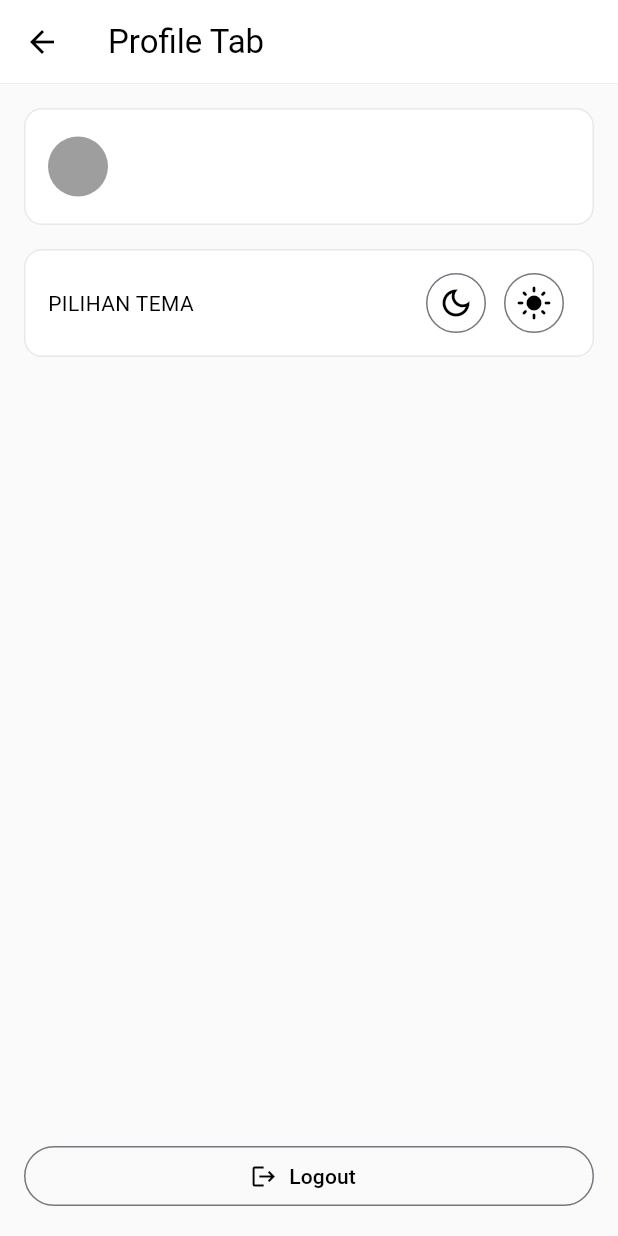
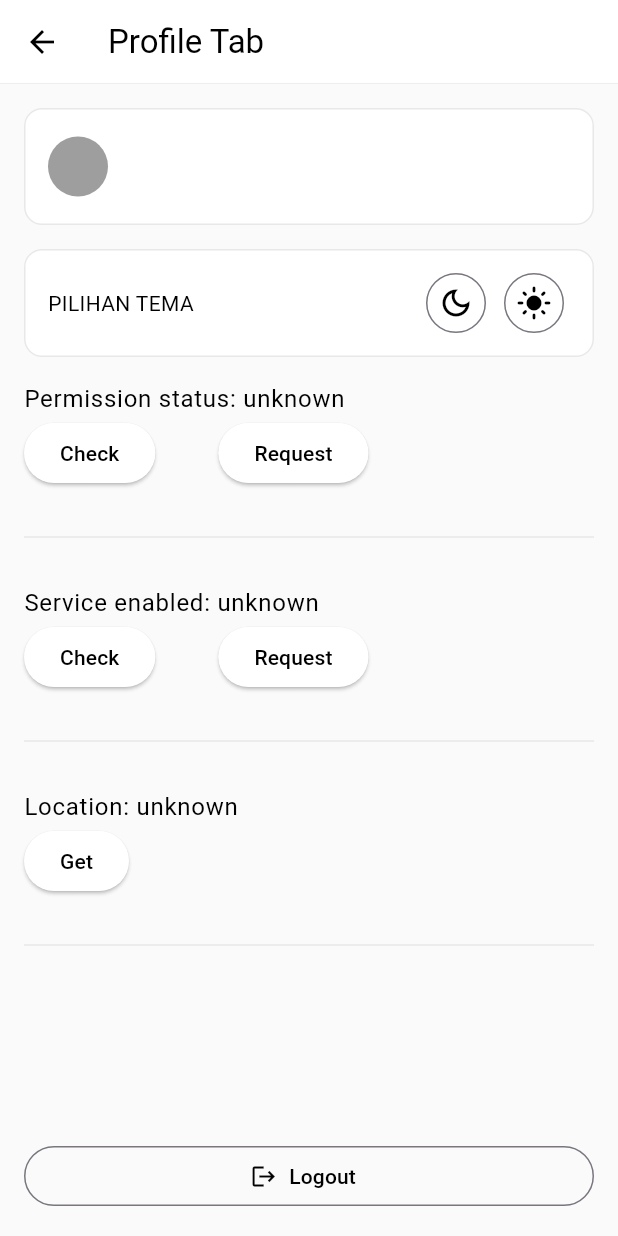
Before and after one commit to nurfirman/tugas_firman, a Flutter app: the ProfilePage screen opened directly, on a phone screen of 412 x 824 dp. Run offline on Flutter 3.47's test engine with Material 3 defaults, Android fonts, the light colour scheme and no system bars; our stand-ins replace dio, drift, equatable, flutter_bloc, get_it, hive and 2 more; accounts and stored records are empty; generated files the repository leaves out were written again.

Commit message:
tambah GPS

```diff
--- /dev/null
+++ b/lib/gps/get_location.dart
@@ -0,0 +1,63 @@
+import 'package:flutter/material.dart';
+import 'package:flutter/services.dart';
+import 'package:location/location.dart';
+
+class GetLocationWidget extends StatefulWidget {
+  const GetLocationWidget({super.key});
+
+  @override
+  _GetLocationState createState() => _GetLocationState();
+}
+
+class _GetLocationState extends State<GetLocationWidget> {
+  final Location location = Location();
+
+  bool _loading = false;
+
+  LocationData? _location;
+  String? _error;
+
+  Future<void> _getLocation() async {
+    setState(() {
+      _error = null;
+      _loading = true;
+    });
+    try {
+      final locationResult = await location.getLocation();
+      setState(() {
+        _location = locationResult;
+        _loading = false;
+      });
+    } on PlatformException catch (err) {
+      setState(() {
+        _error = err.code;
+        _loading = false;
+      });
+    }
+  }
+
+  @override
+  Widget build(BuildContext context) {
+    return Column(
+      crossAxisAlignment: CrossAxisAlignment.start,
+      children: <Widget>[
+        Text(
+          'Location: ${_error ?? '${_location ?? "unknown"}'}',
+          style: Theme.of(context).textTheme.bodyLarge,
+        ),
+        Row(
+          children: <Widget>[
+            ElevatedButton(
+              onPressed: _getLocation,
+              child: _loading
+                  ? const CircularProgressIndicator(
+                      color: Colors.white,
+                    )
+                  : const Text('Get'),
+            ),
+          ],
+        ),
+      ],
+    );
+  }
+}
--- /dev/null
+++ b/lib/gps/permission_status.dart
@@ -0,0 +1,61 @@
+import 'package:flutter/material.dart';
+import 'package:location/location.dart';
+
+class PermissionStatusWidget extends StatefulWidget {
+  const PermissionStatusWidget({super.key});
+
+  @override
+  _PermissionStatusState createState() => _PermissionStatusState();
+}
+
+class _PermissionStatusState extends State<PermissionStatusWidget> {
+  final Location location = Location();
+
+  PermissionStatus? _permissionGranted;
+
+  Future<void> _checkPermissions() async {
+    final permissionGrantedResult = await location.hasPermission();
+    setState(() {
+      _permissionGranted = permissionGrantedResult;
+    });
+  }
+
+  Future<void> _requestPermission() async {
+    if (_permissionGranted != PermissionStatus.granted) {
+      final permissionRequestedResult = await location.requestPermission();
+      setState(() {
+        _permissionGranted = permissionRequestedResult;
+      });
+    }
+  }
+
+  @override
+  Widget build(BuildContext context) {
+    return Column(
+      crossAxisAlignment: CrossAxisAlignment.start,
+      children: <Widget>[
+        Text(
+          'Permission status: ${_permissionGranted ?? "unknown"}',
+          style: Theme.of(context).textTheme.bodyLarge,
+        ),
+        Row(
+          children: <Widget>[
+            Container(
+              margin: const EdgeInsets.only(right: 42),
+              child: ElevatedButton(
+                onPressed: _checkPermissions,
+                child: const Text('Check'),
+              ),
+            ),
+            ElevatedButton(
+              onPressed: _permissionGranted == PermissionStatus.granted
+                  ? null
+                  : _requestPermission,
+              child: const Text('Request'),
+            ),
+          ],
+        ),
+      ],
+    );
+  }
+}
--- /dev/null
+++ b/lib/gps/service_enabled.dart
@@ -0,0 +1,61 @@
+import 'package:flutter/material.dart';
+import 'package:location/location.dart';
+
+class ServiceEnabledWidget extends StatefulWidget {
+  const ServiceEnabledWidget({super.key});
+
+  @override
+  _ServiceEnabledState createState() => _ServiceEnabledState();
+}
+
+class _ServiceEnabledState extends State<ServiceEnabledWidget> {
+  final Location location = Location();
+
+  bool? _serviceEnabled;
+
+  Future<void> _checkService() async {
+    final serviceEnabledResult = await location.serviceEnabled();
+    setState(() {
+      _serviceEnabled = serviceEnabledResult;
+    });
+  }
+
+  Future<void> _requestService() async {
+    if (_serviceEnabled ?? false) {
+      return;
+    }
+
+    final serviceRequestedResult = await location.requestService();
+    setState(() {
+      _serviceEnabled = serviceRequestedResult;
+    });
+  }
+
+  @override
+  Widget build(BuildContext context) {
+    return Column(
+      crossAxisAlignment: CrossAxisAlignment.start,
+      children: <Widget>[
+        Text(
+          'Service enabled: ${_serviceEnabled ?? "unknown"}',
+          style: Theme.of(context).textTheme.bodyLarge,
+        ),
+        Row(
+          children: <Widget>[
+            Container(
+              margin: const EdgeInsets.only(right: 42),
+              child: ElevatedButton(
+                onPressed: _checkService,
+                child: const Text('Check'),
+              ),
+            ),
+            ElevatedButton(
+              onPressed: (_serviceEnabled ?? false) ? null : _requestService,
+              child: const Text('Request'),
+            ),
+          ],
+        ),
+      ],
+    );
+  }
+}
--- a/lib/main.dart
+++ b/lib/main.dart
@@ -17,6 +17,7 @@ void main() async {
 
 class MyApp extends StatelessWidget {
   const MyApp({super.key});
+
 
   @override
   Widget build(BuildContext context) {
--- a/lib/pages/profile_page.dart
+++ b/lib/pages/profile_page.dart
@@ -4,6 +4,10 @@ import 'package:tugas_firman/bloc/auth/auth_cubit.dart';
 import 'package:tugas_firman/bloc/auth/auth_state.dart';
 import 'package:tugas_firman/bloc/routes.dart';
 import 'package:tugas_firman/bloc/theme_cubit.dart';
+import 'package:tugas_firman/gps/get_location.dart';
+import 'package:tugas_firman/gps/listen_location.dart';
+import 'package:tugas_firman/gps/permission_status.dart';
+import 'package:tugas_firman/gps/service_enabled.dart';
 
 class ProfilePage extends StatefulWidget {
   const ProfilePage({super.key});
@@ -95,6 +99,12 @@ class _ProfilePageState extends State<ProfilePage> {
                   ),
                 ),
               ),
+                            PermissionStatusWidget(),
+              Divider(height: 32),
+              ServiceEnabledWidget(),
+              Divider(height: 32),
+              GetLocationWidget(),
+              Divider(height: 32),
               Spacer(),
               SizedBox(
                 width: double.infinity,
@@ -108,7 +118,8 @@ class _ProfilePageState extends State<ProfilePage> {
                   label: const Text("Logout"),
                   icon: Icon(Icons.logout),
                 ),
-              )
+              ),
+
             ],
           ),
         ),
--- a/pubspec.yaml
+++ b/pubspec.yaml
@@ -47,6 +47,8 @@ dependencies:
   mockito: ^5.4.6
   google_fonts: ^6.2.1
   hive: ^2.2.3
+  location: ^5.0.0
+  url_launcher: ^6.3.1
 
 dev_dependencies:
   flutter_test:
```
Also changed, not shown: lib/gps/listen_location.dart (added, +87 -0 lines), lib/pages/absensi_form_page.dart (+54 -6 lines), lib/pages/absensi_page.dart (+35 -29 lines), lib/widgets/absensi_card.dart (added, +40 -0 lines), pubspec.lock, 8 other files.
